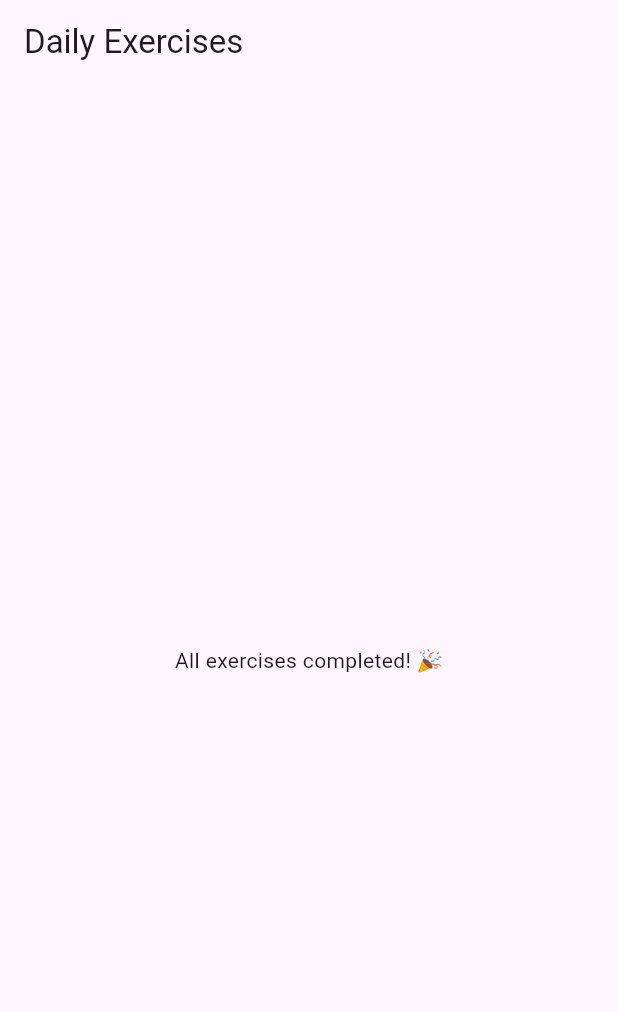
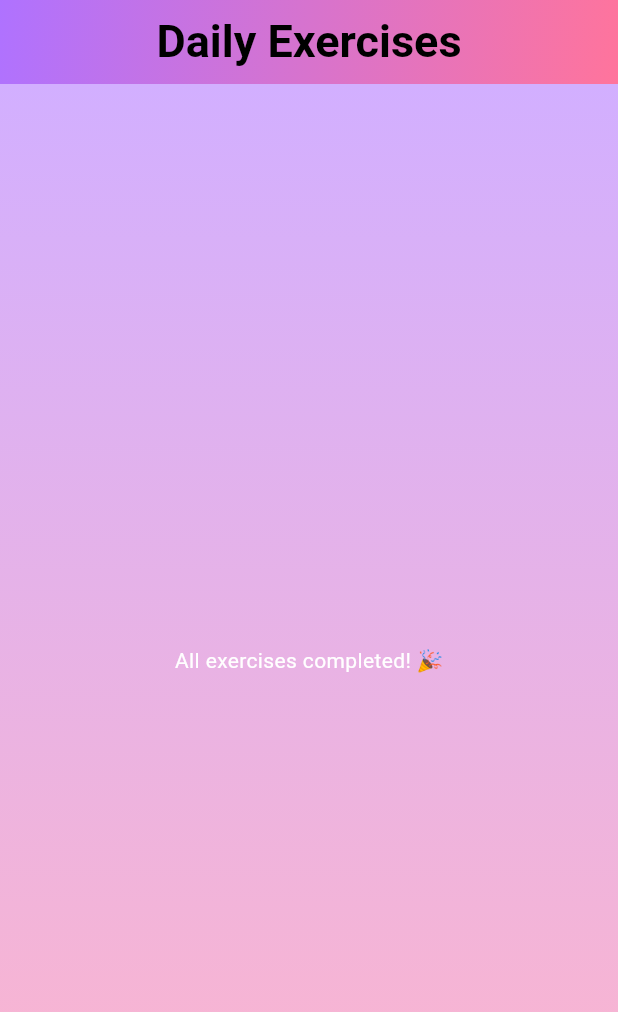
Before and after one commit to gelNye/GDSC2025, a Flutter app: the DailyExercises screen opened directly with empty values, on a phone screen of 412 x 824 dp. Shown: the top 1012 px of the screen. Run offline on Flutter 3.47's test engine with Material 3 defaults, Android fonts, the phone set to English and light mode, and no system bars; our stand-ins replace flutter_markdown, go_router.

Commit message:
Prettied up daily and plans

```diff
--- a/lib/screens/daily_exercises.dart
+++ b/lib/screens/daily_exercises.dart
@@ -27,15 +27,44 @@ class _DailyExercisesState extends State<DailyExercises> {
   @override
   Widget build(BuildContext context) {
     return Scaffold(
-      appBar: AppBar(title: Text('Daily Exercises')),
-      body: _remainingExercises.isEmpty
-          ? Center(child: Text('All exercises completed! 🎉'))
+      appBar: AppBar(
+        title: Text(
+          'Daily Exercises',
+          style: TextStyle(
+            fontSize: 30, // Increase this value to make the text bigger
+            fontWeight: FontWeight.bold, // Optional: Makes text bold
+            color: Colors.black, // Ensures text color remains visible
+          ),
+        ),
+        foregroundColor: Colors.black,
+        centerTitle: true,
+        flexibleSpace: Container(
+          decoration: BoxDecoration(
+            gradient: LinearGradient(
+              colors: [const Color.fromARGB(255, 175, 114, 255), const Color.fromARGB(255, 255, 116, 156)],
+              begin: Alignment.topLeft,
+              end: Alignment.bottomRight,
+            ),
+          ),
+        ),
+      ),
+      body: Container(
+        decoration: BoxDecoration(
+          gradient: LinearGradient(
+            colors: [const Color.fromARGB(255, 210, 175, 255), const Color.fromARGB(255, 255, 182, 202)],
+            begin: Alignment.topCenter,
+            end: Alignment.bottomCenter,
+          ),
+        ),
+        child: _remainingExercises.isEmpty
+            ? Center(child: Text('All exercises completed! 🎉', style: TextStyle(color: Colors.white)))
             : ListView.builder(
                 padding: EdgeInsets.all(16),
                 itemCount: _remainingExercises.length,
                 itemBuilder: (context, index) {
                   final exercise = _remainingExercises[index];
                   return Card(
+                    color: const Color.fromARGB(255, 255, 241, 230),
                     margin: EdgeInsets.only(bottom: 12),
                     elevation: 3,
                     shape: RoundedRectangleBorder(
@@ -45,10 +74,14 @@ class _DailyExercisesState extends State<DailyExercises> {
                       padding: const EdgeInsets.all(16.0),
                       child: Row(
                         children: [
-                        Checkbox(
+                          Tooltip(
+                            message: 'Mark exercise as completed', // Customize the tooltip text
+                            child: Checkbox(
                               value: false,
                               onChanged: (_) => _completeExercise(index),
                             ),
+                          ),
+
                           Expanded(
                             child: Column(
                               crossAxisAlignment: CrossAxisAlignment.start,
@@ -73,6 +106,8 @@ class _DailyExercisesState extends State<DailyExercises> {
                   );
                 },
               ),
+      ),
+
     );
   }
 }
```
Also changed, not shown: lib/screens/fitness_plan_scheudle.dart (+35 -6 lines). Lines whose indentation alone changed are shown as unchanged.
